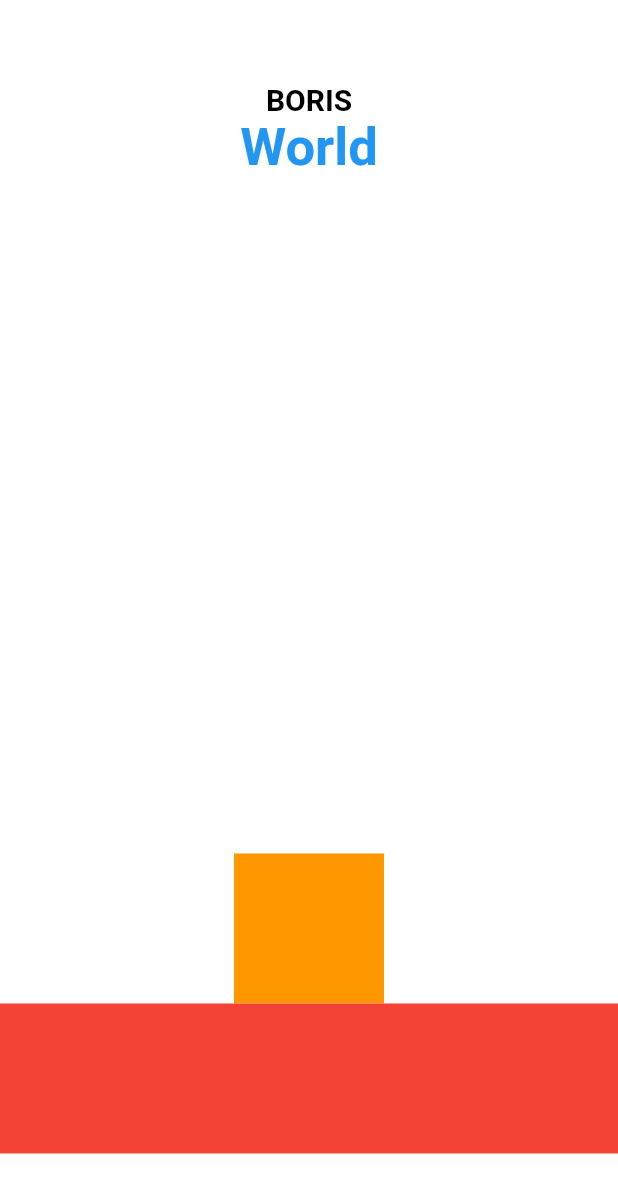
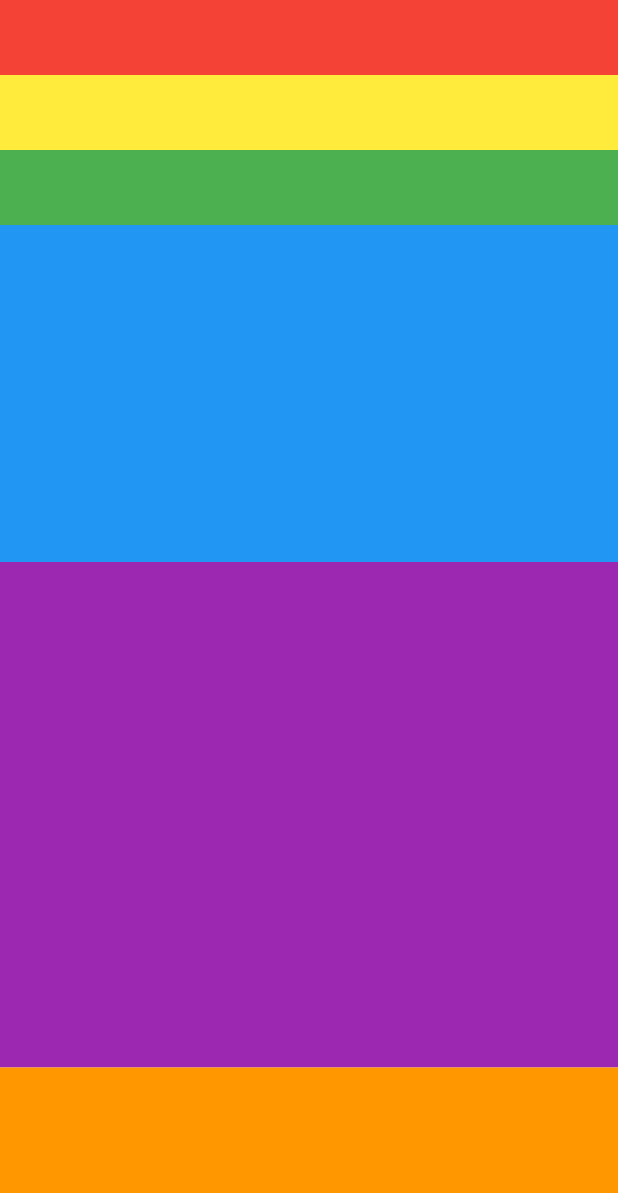
Before and after one commit to Boris-XD/Face-App, a Flutter app: the screen it shows after launch, on a phone screen of 412 x 824 dp. Shown: the top 1193 px of the screen. Run offline on Flutter 3.47's test engine with Material 2 defaults, Android fonts, the phone set to English and light mode, and no system bars.

Commit message:
FaceApp/Container - Expanded Flex

```diff
--- a/lib/widgets/column.dart
+++ b/lib/widgets/column.dart
@@ -10,13 +10,13 @@ class MyColumn extends StatelessWidget {
       child: Container(
           color: Colors.white,
           padding: EdgeInsets.symmetric(
-            vertical: 55
+            vertical: 0
           ),
           child: Column(
             // Align items
             // mainAxisAlignment: MainAxisAlignment.spaceBetween,
             children: [
-              Text(
+              /*Text(
                 "BORIS",
                 style: TextStyle(
                   fontSize: 20,
@@ -30,17 +30,36 @@ class MyColumn extends StatelessWidget {
                   fontSize: 35,
                   fontWeight: FontWeight.bold
                 ),
+              ),*/
+              Container(
+                height:50,
+                color: Colors.red,
               ),
-              Spacer(),
               Container(
-                height:100,
-                width: 100,
-                color: Colors.orange,
-              )
-              ,
+                height:50,
+                color: Colors.yellow,
+              ),
               Container(
-                height:100,
-                color: Colors.red,
+                height:50,
+                color: Colors.green,
+              ),
+              Expanded(
+                flex: 2,
+                child: Container(
+                  color: Colors.blue,
+                )
+              ),
+              Expanded(
+                flex: 3,
+                child: Container(
+                  color: Colors.purple,
+                )
+              ),
+              Expanded(
+                flex: 1,
+                child: Container(
+                  color: Colors.orange,
+                )
               )
             ]
             ),
```
